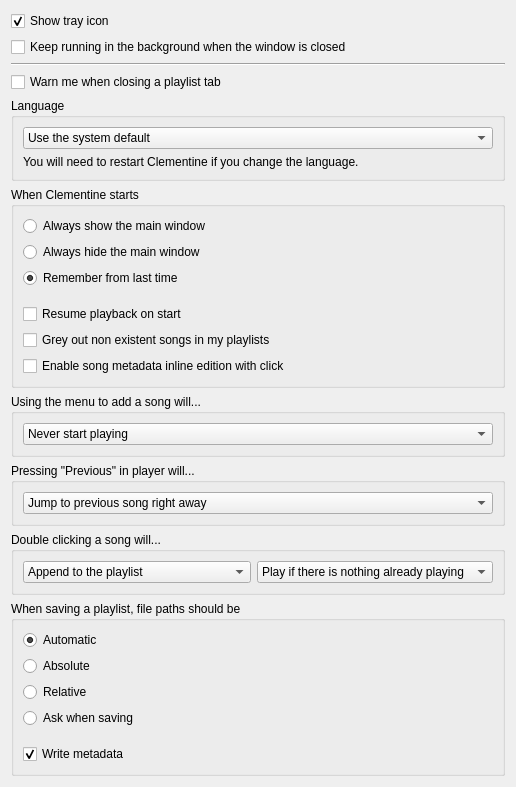
Before: the Qt Designer form src/ui/behavioursettingspage.ui in clementine-player/Clementine, drawn with Qt 5.
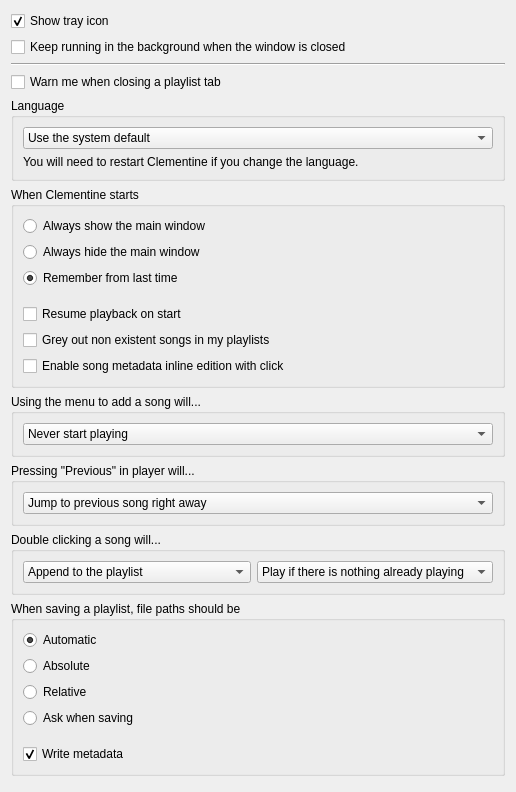
After: the same form once the commit is applied.

Commit message: Fix warning message in behavioursettingspage ui page

The edit to the form file:
```diff
--- a/src/ui/behavioursettingspage.ui
+++ b/src/ui/behavioursettingspage.ui
@@ -7,7 +7,7 @@
     <x>0</x>
     <y>0</y>
     <width>516</width>
-    <height>753</height>
+    <height>792</height>
    </rect>
   </property>
   <property name="windowTitle">
```
Left out of the diff: 4 changed lines with no effect on the pictures.
